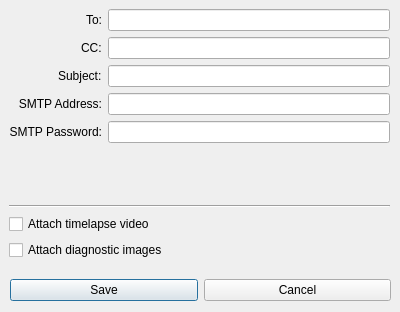
Before: the Qt Designer form ReportSetup.ui in mjmazur/RMSdashboard, drawn with Qt 5.
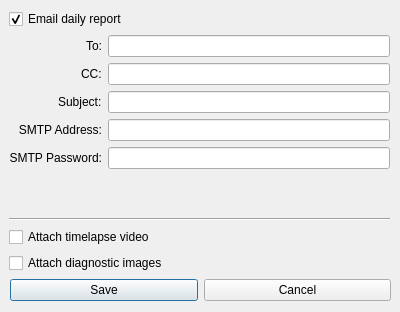
After: the same form once the commit is applied.

The edit to the form file:
```diff
--- a/ReportSetup.ui
+++ b/ReportSetup.ui
@@ -25,16 +25,26 @@
      <x>9</x>
      <y>9</y>
      <width>381</width>
-     <height>251</height>
+     <height>264</height>
     </rect>
    </property>
    <layout class="QVBoxLayout" name="verticalLayout_2">
+    <item>
+     <widget class="QCheckBox" name="email_report_cbox">
+      <property name="text">
+       <string>Email daily report</string>
+      </property>
+      <property name="checked">
+       <bool>true</bool>
+      </property>
+     </widget>
+    </item>
     <item>
      <layout class="QFormLayout" name="formLayout">
       <property name="labelAlignment">
        <set>Qt::AlignRight|Qt::AlignTrailing|Qt::AlignVCenter</set>
       </property>
-      <item row="0" column="0">
+      <item row="1" column="0">
        <widget class="QLabel" name="label">
         <property name="sizePolicy">
          <sizepolicy hsizetype="Preferred" vsizetype="Preferred">
@@ -50,30 +60,30 @@
         </property>
        </widget>
       </item>
-      <item row="0" column="1">
+      <item row="1" column="1">
        <widget class="QLineEdit" name="email_to_edit"/>
       </item>
-      <item row="1" column="0">
+      <item row="2" column="0">
        <widget class="QLabel" name="label_4">
         <property name="text">
          <string>CC:</string>
         </property>
        </widget>
       </item>
-      <item row="1" column="1">
+      <item row="2" column="1">
        <widget class="QLineEdit" name="email_cc_edit"/>
       </item>
-      <item row="2" column="0">
+      <item row="3" column="0">
        <widget class="QLabel" name="label_5">
         <property name="text">
          <string>Subject:</string>
         </property>
        </widget>
       </item>
-      <item row="2" column="1">
+      <item row="3" column="1">
        <widget class="QLineEdit" name="email_subject_edit"/>
       </item>
-      <item row="3" column="0">
+      <item row="4" column="0">
        <widget class="QLabel" name="label_2">
         <property name="text">
          <string>SMTP Address:</string>
@@ -83,10 +93,10 @@
         </property>
        </widget>
       </item>
-      <item row="3" column="1">
+      <item row="4" column="1">
        <widget class="QLineEdit" name="smtp_address_edit"/>
       </item>
-      <item row="4" column="0">
+      <item row="5" column="0">
        <widget class="QLabel" name="label_3">
         <property name="text">
          <string>SMTP Password:</string>
@@ -96,7 +106,7 @@
         </property>
        </widget>
       </item>
-      <item row="4" column="1">
+      <item row="5" column="1">
        <widget class="QLineEdit" name="smtp_pass_edit"/>
       </item>
      </layout>
```
